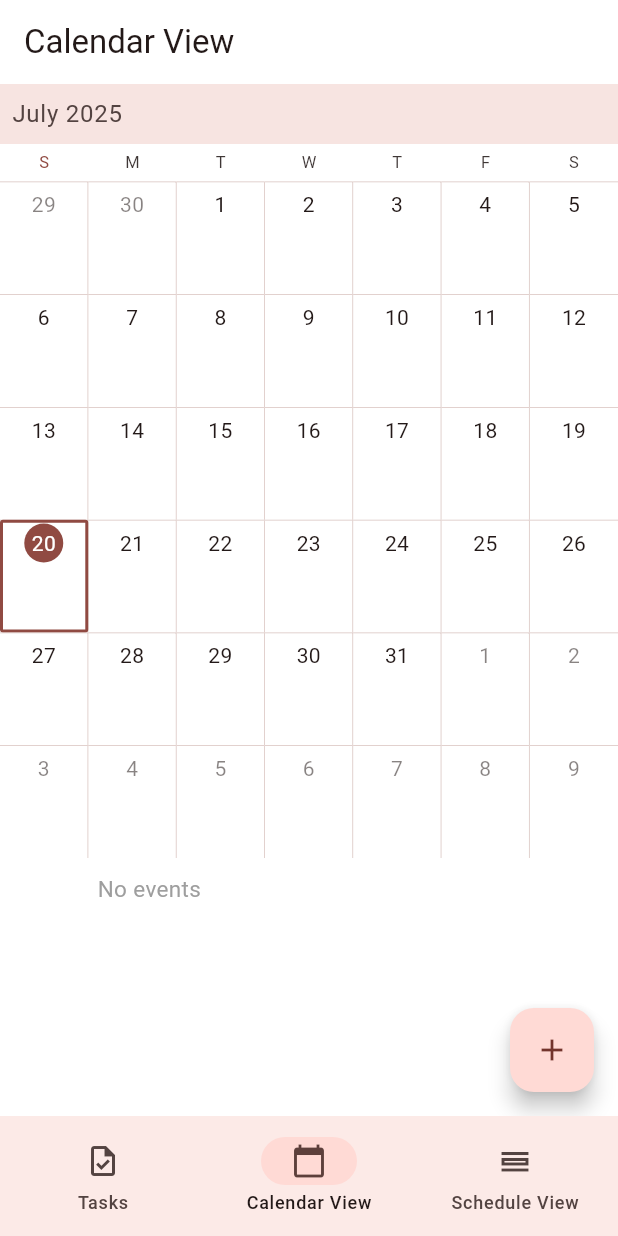
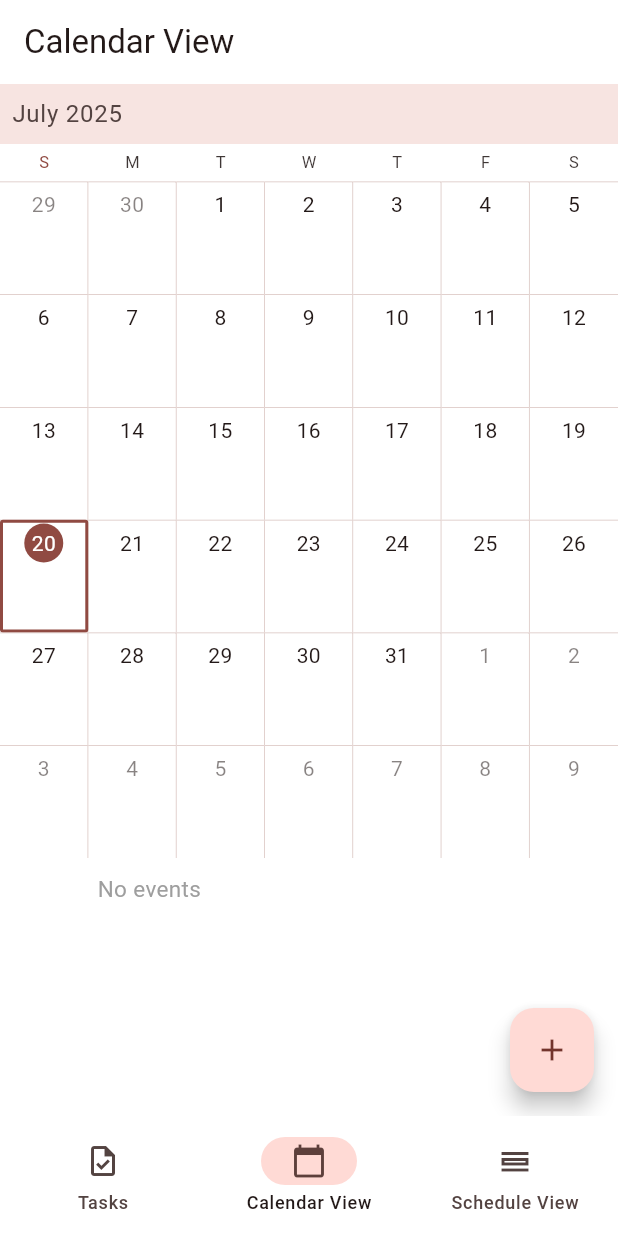
Before and after one commit to subhan-ahmd/jamtm, a Flutter app: the screen it shows after launch, item 2 of the bottom bar chosen, on a phone screen of 412 x 824 dp. Run offline on Flutter 3.47's test engine with Material 3 defaults, Android fonts, the phone set to English and light mode, and no system bars; drawn by our look-alikes of syncfusion_flutter_calendar; our stand-ins replace drift, flutter_riverpod, riverpod_annotation; accounts and stored records are empty; generated files the repository leaves out were written again.

Commit message:
refactor: add color to bottom bar, theme value not applying properly

```diff
--- a/lib/screens/calendar_view/calendar_view_screen.dart
+++ b/lib/screens/calendar_view/calendar_view_screen.dart
@@ -1,7 +1,7 @@
 import 'package:flutter/material.dart';
 import 'package:flutter_riverpod/flutter_riverpod.dart';
 import 'package:mini_task_manager/screens/home/providers/filtered_tasks_provider.dart';
-import 'package:mini_task_manager/widgets/basic_scaffold/new_task_fab.dart';
+import 'package:mini_task_manager/widgets/new_task_fab.dart';
 import 'package:mini_task_manager/widgets/calendar_widget.dart';
 import 'package:mini_task_manager/widgets/loading_widget.dart';
 import 'package:syncfusion_flutter_calendar/calendar.dart';
--- a/lib/screens/home/home_screen.dart
+++ b/lib/screens/home/home_screen.dart
@@ -9,7 +9,7 @@ import 'package:mini_task_manager/screens/home/widgets/task_bottom_sheet.dart';
 import 'package:mini_task_manager/screens/home/widgets/task_tile.dart';
 import 'package:mini_task_manager/widgets/basic_bottom_sheet.dart';
 import 'package:mini_task_manager/widgets/basic_button.dart';
-import 'package:mini_task_manager/widgets/basic_scaffold/new_task_fab.dart';
+import 'package:mini_task_manager/widgets/new_task_fab.dart';
 import 'package:mini_task_manager/widgets/loading_widget.dart';
 
 class HomeScreen extends ConsumerWidget {
--- a/lib/screens/schedule_view/schedule_view_screen.dart
+++ b/lib/screens/schedule_view/schedule_view_screen.dart
@@ -1,7 +1,7 @@
 import 'package:flutter/material.dart';
 import 'package:flutter_riverpod/flutter_riverpod.dart';
 import 'package:mini_task_manager/screens/home/providers/filtered_tasks_provider.dart';
-import 'package:mini_task_manager/widgets/basic_scaffold/new_task_fab.dart';
+import 'package:mini_task_manager/widgets/new_task_fab.dart';
 import 'package:mini_task_manager/widgets/calendar_widget.dart';
 import 'package:mini_task_manager/widgets/loading_widget.dart';
 import 'package:syncfusion_flutter_calendar/calendar.dart';
--- a/lib/widgets/basic_scaffold/basic_scaffold.dart
+++ b/lib/widgets/basic_scaffold/basic_scaffold.dart
@@ -1,5 +1,6 @@
 import 'package:flutter/material.dart';
 import 'package:flutter_riverpod/flutter_riverpod.dart';
+import 'package:mini_task_manager/utils/color_manager.dart';
 import 'package:mini_task_manager/widgets/basic_scaffold/providers/current_tab_provider.dart';
 
 class BasicScaffold extends ConsumerWidget {
@@ -16,6 +17,7 @@ class BasicScaffold extends ConsumerWidget {
     final currentTab = ref.watch(currentTabProvider);
     return Scaffold(
       bottomNavigationBar: NavigationBar(
+        backgroundColor: ColorManager.white,
         onDestinationSelected: (int index) {
           ref.read(currentTabProvider.notifier).toggle(index);
         },
```
Also changed, not shown: lib/widgets/new_task_fab.dart (renamed from lib/widgets/basic_scaffold/new_task_fab.dart).
